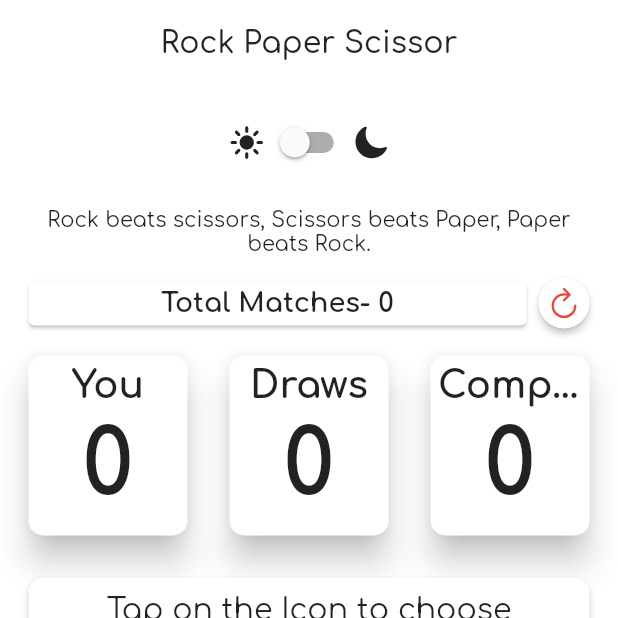
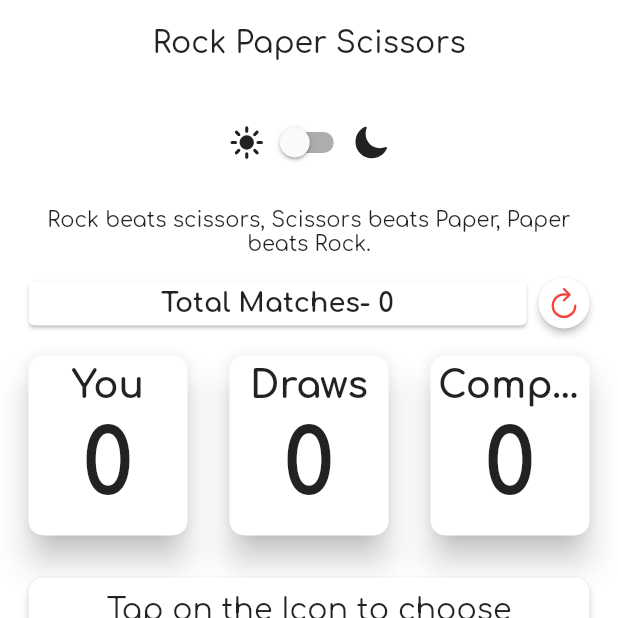
Before and after one commit to av153k/flutter_web_test, a Flutter app: the screen it shows after launch, on a phone screen of 412 x 824 dp, the top half of it. Run offline on Flutter 3.47's test engine with Material 2 defaults, Android fonts, the light colour scheme and no system bars; drawn by our look-alikes of auto_size_text; our stand-ins replace flutter_icons; missing offline and left inert: dart:js.

Commit message:
Changed to scissors

```diff
--- a/lib/main.dart
+++ b/lib/main.dart
@@ -24,11 +24,11 @@ class MyAppWidget extends StatelessWidget {
   Widget build(BuildContext context) {
     return MaterialApp(
       debugShowCheckedModeBanner: false,
-      title: 'Rock Paper Scissor',
+      title: 'Rock Paper Scissors',
       theme: ThemeSwitcher.of(context).isDarkModeOn
           ? darkTheme(context)
           : lightTheme(context),
-      home: MyHomePage(title: 'Rock Paper Scissor'),
+      home: MyHomePage(title: 'Rock Paper Scissors'),
     );
   }
 }
```
